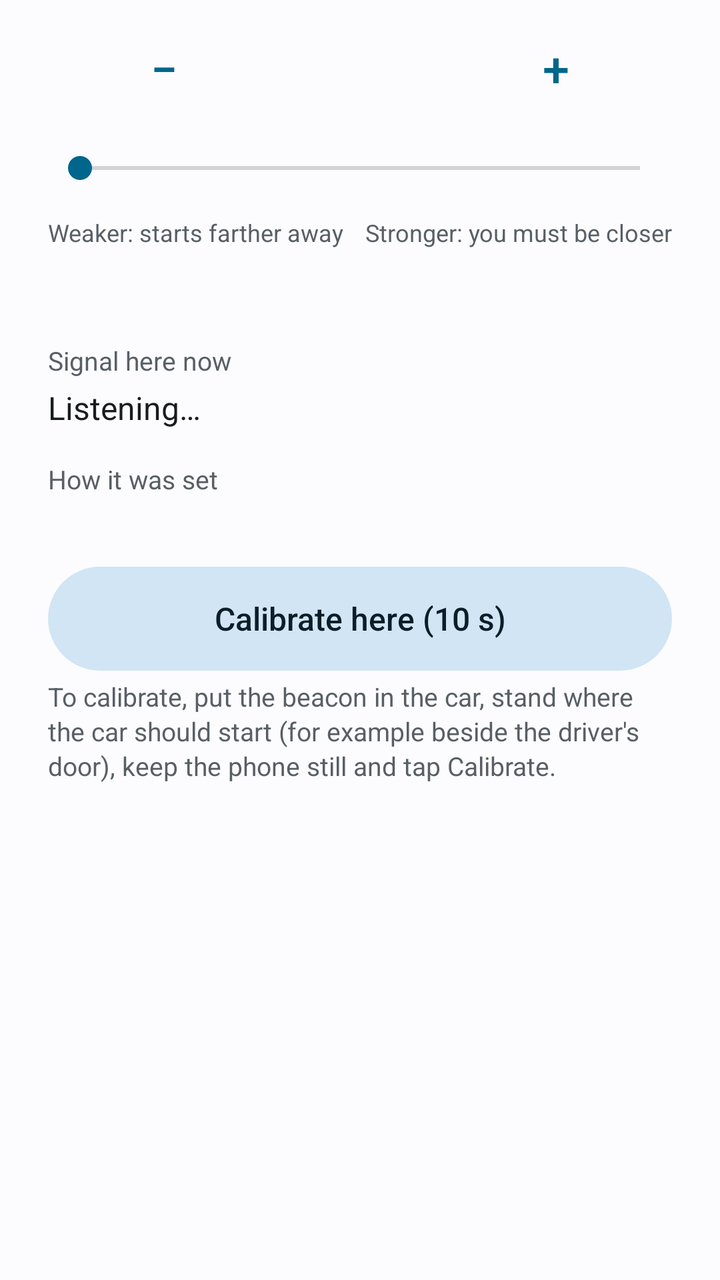
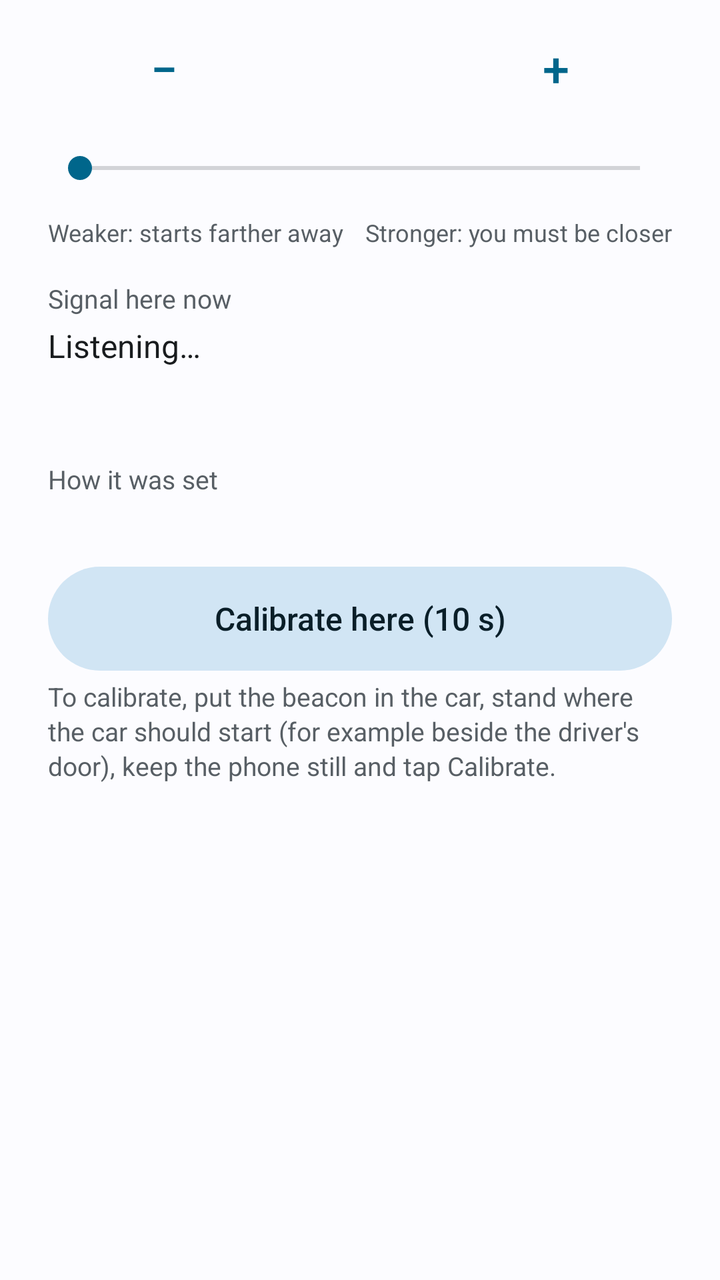

An Android layout rendered at two revisions. The XML below is the earlier revision; the diff shows what the commit changed to produce the second picture.
<!-- AndroidManifest.xml: application theme AppTheme -->
<!-- res/layout/beacon_strength.xml -->
<?xml version="1.0" encoding="utf-8"?>
<ScrollView xmlns:android="http://schemas.android.com/apk/res/android"
    android:layout_width="match_parent" android:layout_height="wrap_content">
    <LinearLayout android:layout_width="match_parent" android:layout_height="wrap_content"
        android:orientation="vertical" android:paddingHorizontal="24dp" android:paddingTop="8dp">
        <LinearLayout android:layout_width="match_parent" android:layout_height="wrap_content"
            android:gravity="center" android:orientation="horizontal">
            <Button android:id="@+id/strength_down" style="@style/ButtonText" android:layout_width="56dp"
                android:layout_marginTop="0dp" android:contentDescription="@string/strength_down" android:text="−" android:textSize="24sp" />
            <TextView android:id="@+id/strength_value" android:layout_width="wrap_content" android:layout_height="wrap_content"
                android:minWidth="140dp" android:gravity="center" android:textColor="@color/on_surface" android:textSize="28sp"
                android:fontFamily="sans-serif-medium" />
            <Button android:id="@+id/strength_up" style="@style/ButtonText" android:layout_width="56dp"
                android:layout_marginTop="0dp" android:contentDescription="@string/strength_up" android:text="+" android:textSize="24sp" />
        </LinearLayout>
        <SeekBar android:id="@+id/strength_bar" android:layout_width="match_parent" android:layout_height="48dp" />
        <LinearLayout android:layout_width="match_parent" android:layout_height="wrap_content" android:orientation="horizontal">
            <TextView android:layout_width="0dp" android:layout_height="wrap_content" android:layout_weight="1"
                android:text="@string/strength_weaker" android:textColor="@color/muted" android:textSize="12sp" />
            <TextView android:layout_width="0dp" android:layout_height="wrap_content" android:layout_weight="1"
                android:gravity="end" android:text="@string/strength_stronger" android:textColor="@color/muted" android:textSize="12sp" />
        </LinearLayout>
        <TextView android:id="@+id/strength_meaning" style="@style/Body" android:layout_marginTop="12dp" />
        <TextView style="@style/FieldLabel" android:text="@string/strength_live_title" />
        <TextView android:id="@+id/strength_live" style="@style/Body" android:text="@string/nearby_listening"
            android:textColor="@color/on_surface" android:textSize="16sp" />
        <TextView style="@style/FieldLabel" android:text="@string/strength_note_title" />
        <TextView android:id="@+id/strength_note" style="@style/Body" />
        <Button android:id="@+id/strength_calibrate" style="@style/ButtonTonal" android:text="@string/calibrate_here" />
        <TextView style="@style/Body" android:layout_marginBottom="8dp" android:text="@string/calibrate_hint" android:textSize="13sp" />
    </LinearLayout>
</ScrollView>
<!-- resources referenced by this layout -->
<resources>
  <color name="muted">@android:color/system_neutral2_600</color>
  <color name="on_surface">@android:color/system_neutral1_900</color>
  <string name="calibrate_here">Calibrate here (10 s)</string>
  <string name="calibrate_hint">To calibrate, put the beacon in the car, stand where the car should start (for example beside the driver\'s door), keep the phone still and tap Calibrate.</string>
  <string name="nearby_listening">Listening…</string>
  <string name="strength_down">1 dB weaker</string>
  <string name="strength_live_title">Signal here now</string>
  <string name="strength_note_title">How it was set</string>
  <string name="strength_stronger">Stronger: you must be closer</string>
  <string name="strength_up">1 dB stronger</string>
  <string name="strength_weaker">Weaker: starts farther away</string>
  <style name="Body">
          <item name="android:layout_width">match_parent</item>
          <item name="android:layout_height">wrap_content</item>
          <item name="android:layout_marginTop">4dp</item>
          <item name="android:textSize">14sp</item>
          <item name="android:textColor">@color/muted</item>
          <item name="android:lineSpacingExtra">2dp</item>
      </style>
  <style name="ButtonText" parent="ButtonPrimary">
          <item name="android:layout_marginTop">8dp</item>
          <item name="android:background">?android:attr/selectableItemBackground</item>
          <item name="android:textColor">@color/primary</item>
      </style>
  <style name="ButtonTonal" parent="ButtonPrimary">
          <item name="android:layout_marginTop">12dp</item>
          <item name="android:background">@drawable/bg_tonal</item>
          <item name="android:textColor">@color/on_tile</item>
      </style>
  <style name="FieldLabel">
          <item name="android:layout_width">match_parent</item>
          <item name="android:layout_height">wrap_content</item>
          <item name="android:layout_marginTop">16dp</item>
          <item name="android:textSize">13sp</item>
          <item name="android:textColor">@color/muted</item>
      </style>
  <style name="ButtonPrimary">
          <item name="android:layout_width">match_parent</item>
          <item name="android:layout_height">52dp</item>
          <item name="android:layout_marginTop">16dp</item>
          <item name="android:background">@drawable/bg_primary</item>
          <item name="android:textColor">@color/on_primary</item>
          <item name="android:textSize">16sp</item>
          <item name="android:fontFamily">sans-serif-medium</item>
          <item name="android:textAllCaps">false</item>
          <item name="android:stateListAnimator">@null</item>
      </style>
  <color name="primary">@android:color/system_accent1_600</color>
  <!-- drawable bg_tonal (drawable) -->
  <ripple xmlns:android="http://schemas.android.com/apk/res/android" android:color="?android:attr/colorControlHighlight">
      <item><shape android:shape="rectangle"><solid android:color="@color/tile" /><corners android:radius="28dp" /></shape></item>
  </ripple>
  <color name="on_tile">@android:color/system_accent2_900</color>
  <style name="BaseTheme" parent="android:Theme.Material.Light.NoActionBar" />
  <color name="bg">@android:color/system_neutral1_10</color>
  <!-- drawable bg_primary (drawable) -->
  <ripple xmlns:android="http://schemas.android.com/apk/res/android" android:color="?android:attr/colorControlHighlight">
      <item><shape android:shape="rectangle"><solid android:color="@color/primary" /><corners android:radius="28dp" /></shape></item>
  </ripple>
  <color name="on_primary">@android:color/system_accent1_0</color>
  <color name="tile">@android:color/system_accent2_100</color>
  <!-- unchanged entries left out for length: 1 -->
</resources>

<!-- the commit's change to res/layout/beacon_strength.xml (unified diff, before → after) -->
@@ -20,10 +20,10 @@
             <TextView android:layout_width="0dp" android:layout_height="wrap_content" android:layout_weight="1"
                 android:gravity="end" android:text="@string/strength_stronger" android:textColor="@color/muted" android:textSize="12sp" />
         </LinearLayout>
-        <TextView android:id="@+id/strength_meaning" style="@style/Body" android:layout_marginTop="12dp" />
         <TextView style="@style/FieldLabel" android:text="@string/strength_live_title" />
         <TextView android:id="@+id/strength_live" style="@style/Body" android:text="@string/nearby_listening"
             android:textColor="@color/on_surface" android:textSize="16sp" />
+        <TextView android:id="@+id/strength_meaning" style="@style/Body" android:layout_marginTop="12dp" />
         <TextView style="@style/FieldLabel" android:text="@string/strength_note_title" />
         <TextView android:id="@+id/strength_note" style="@style/Body" />
         <Button android:id="@+id/strength_calibrate" style="@style/ButtonTonal" android:text="@string/calibrate_here" />
